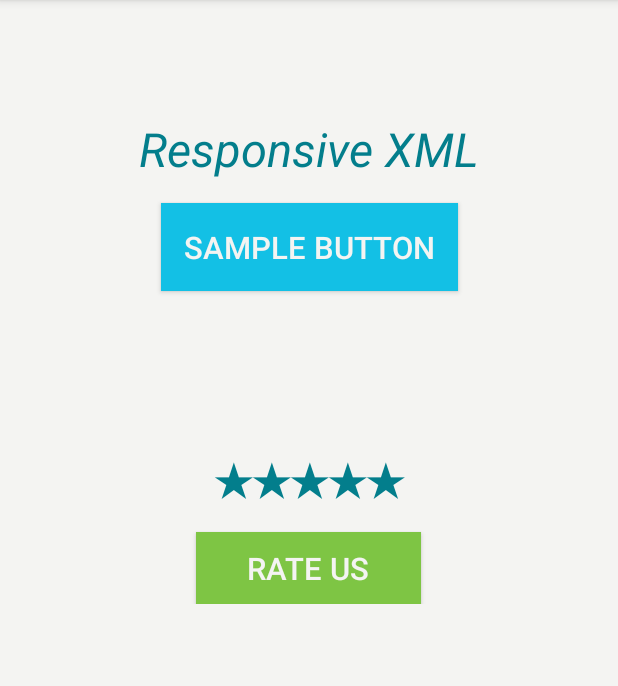
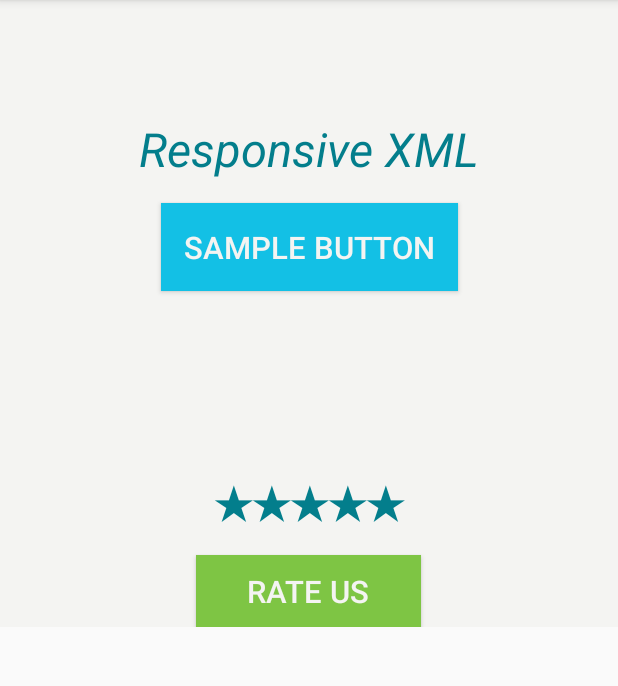
Before and after one commit to mehedibangladeshi/AVDP-Android, an Android app: the screen it shows after launch (SampleActivity), on a phone screen of 412 x 824 dp, the part 84-770 px from its top. Run offline under Robolectric (Android 15) with nearby library versions, the phone set to English and light mode, and no system bars.

Commit message:
Scroll view added as parent

```diff
--- a/app/src/main/res/layout/avdp_sample.xml
+++ b/app/src/main/res/layout/avdp_sample.xml
@@ -1,9 +1,14 @@
 <?xml version="1.0" encoding="utf-8"?>
-<androidx.constraintlayout.widget.ConstraintLayout xmlns:android="http://schemas.android.com/apk/res/android"
+<ScrollView
+    xmlns:android="http://schemas.android.com/apk/res/android"
     xmlns:app="http://schemas.android.com/apk/res-auto"
     xmlns:tools="http://schemas.android.com/tools"
     android:layout_width="match_parent"
     android:layout_height="match_parent"
+    >
+    <androidx.constraintlayout.widget.ConstraintLayout
+        android:layout_width="match_parent"
+        android:layout_height="wrap_content"
         android:background="@color/colorBleachedSilk"
         tools:context=".SampleActivity">
 
@@ -58,6 +63,7 @@
             android:orientation="vertical"
             android:layout_width="match_parent"
             android:layout_height="wrap_content"
+            android:layout_margin="@dimen/_12dp"
             app:layout_constraintEnd_toEndOf="parent"
             app:layout_constraintStart_toStartOf="parent"
             app:layout_constraintTop_toBottomOf="@id/button2"
@@ -96,3 +102,4 @@
 
 
     </androidx.constraintlayout.widget.ConstraintLayout>
+</ScrollView>
```
Also changed, not shown: app/src/main/res/layout/dp_sample.xml (+7 -2 lines). Lines whose indentation alone changed are shown as unchanged.
